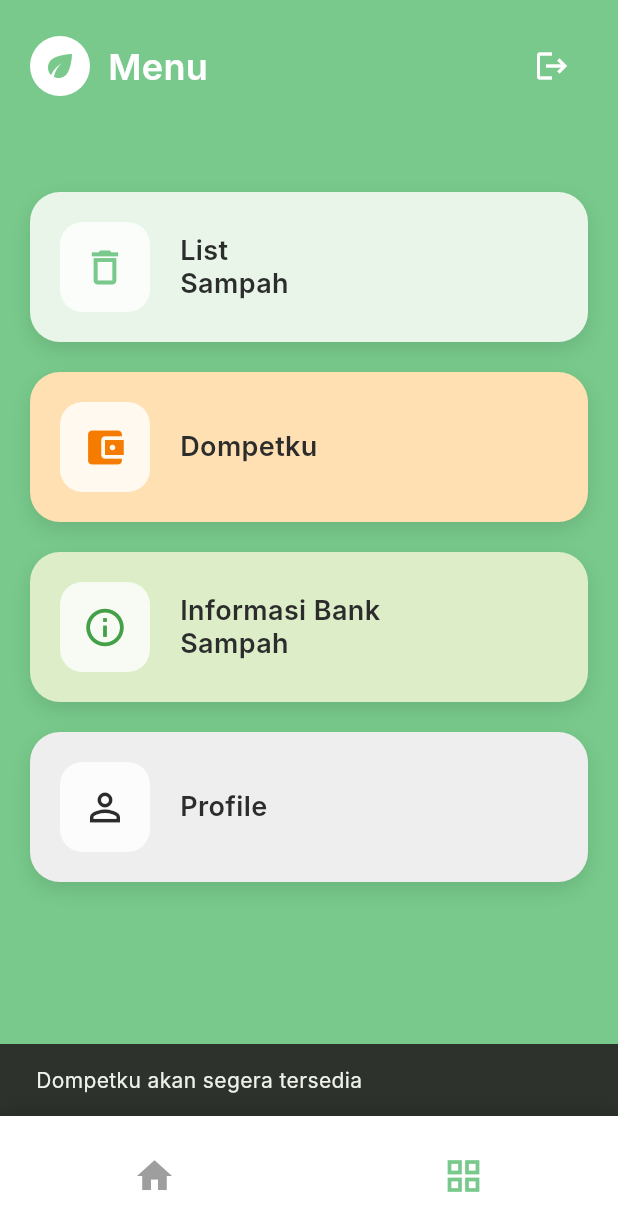
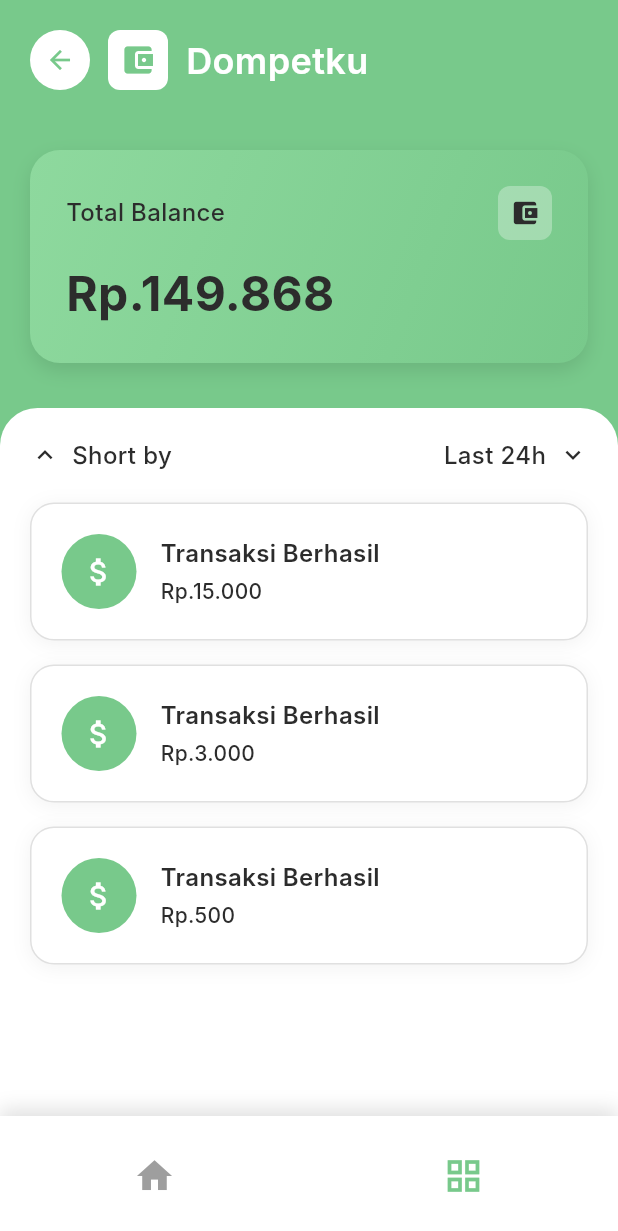
Before and after one commit to MiawMio/Gttrash, a Flutter app: the MenuScreen screen opened directly, after a tap on "Dompetku", on a phone screen of 412 x 824 dp. Shown: the top 1231 px of the screen. Run offline on Flutter 3.47's test engine with Material 3 defaults, Android fonts, the phone set to English and light mode, and no system bars; our stand-ins replace firebase_auth, firebase_core, google_sign_in; accounts and stored records are empty; Roboto replaces fonts that are missing (Inter).

Commit message:
Implement wallet screen with balance card and transaction list
Co-authored-by: darknesweblight <darknesweblight@gmail.com>

```diff
--- a/trash_app/lib/screens/menu_screen.dart
+++ b/trash_app/lib/screens/menu_screen.dart
@@ -5,6 +5,7 @@ import 'login_screen.dart';
 import 'profile_screen.dart';
 import 'bank_sampah_info_screen.dart';
 import 'waste_list_screen.dart';
+import 'wallet_screen.dart';
 
 class MenuScreen extends StatelessWidget {
   const MenuScreen({super.key});
@@ -113,8 +114,9 @@ class MenuScreen extends StatelessWidget {
                       backgroundColor: Colors.orange.shade100,
                       onTap: () {
                         // Navigate to wallet screen
-                        ScaffoldMessenger.of(context).showSnackBar(
-                          const SnackBar(content: Text('Dompetku akan segera tersedia')),
+                        Navigator.push(
+                          context,
+                          MaterialPageRoute(builder: (_) => const WalletScreen()),
                         );
                       },
                     ),
--- /dev/null
+++ b/trash_app/lib/screens/wallet_screen.dart
@@ -0,0 +1,339 @@
+import 'package:flutter/material.dart';
+import '../constants/app_colors.dart';
+
+class WalletScreen extends StatefulWidget {
+  const WalletScreen({super.key});
+
+  @override
+  State<WalletScreen> createState() => _WalletScreenState();
+}
+
+class _WalletScreenState extends State<WalletScreen> {
+  String sortBy = 'Short by';
+  String timeFilter = 'Last 24h';
+
+  // Sample transaction data
+  final List<Map<String, dynamic>> transactions = [
+    {
+      'title': 'Transaksi Berhasil',
+      'amount': 'Rp.15.000',
+      'type': 'income',
+    },
+    {
+      'title': 'Transaksi Berhasil',
+      'amount': 'Rp.3.000',
+      'type': 'income',
+    },
+    {
+      'title': 'Transaksi Berhasil',
+      'amount': 'Rp.500',
+      'type': 'income',
+    },
+  ];
+
+  @override
+  Widget build(BuildContext context) {
+    return Scaffold(
+      backgroundColor: AppColors.primaryGreen,
+      body: SafeArea(
+        child: Column(
+          children: [
+            // Header
+            Padding(
+              padding: const EdgeInsets.all(20),
+              child: Row(
+                children: [
+                  // Back button
+                  GestureDetector(
+                    onTap: () => Navigator.pop(context),
+                    child: Container(
+                      width: 40,
+                      height: 40,
+                      decoration: const BoxDecoration(
+                        color: AppColors.white,
+                        shape: BoxShape.circle,
+                      ),
+                      child: const Icon(
+                        Icons.arrow_back,
+                        color: AppColors.primaryGreen,
+                        size: 20,
+                      ),
+                    ),
+                  ),
+                  const SizedBox(width: 12),
+                  // Logo
+                  Container(
+                    width: 40,
+                    height: 40,
+                    decoration: BoxDecoration(
+                      color: AppColors.white,
+                      borderRadius: BorderRadius.circular(8),
+                    ),
+                    child: const Icon(
+                      Icons.account_balance_wallet,
+                      color: AppColors.primaryGreen,
+                      size: 24,
+                    ),
+                  ),
+                  const SizedBox(width: 12),
+                  // Title
+                  const Text(
+                    'Dompetku',
+                    style: TextStyle(
+                      color: AppColors.white,
+                      fontSize: 24,
+                      fontWeight: FontWeight.w600,
+                    ),
+                  ),
+                ],
+              ),
+            ),
+
+            const SizedBox(height: 20),
+
+            // Balance Card
+            Padding(
+              padding: const EdgeInsets.symmetric(horizontal: 20),
+              child: Container(
+                width: double.infinity,
+                padding: const EdgeInsets.all(24),
+                decoration: BoxDecoration(
+                  gradient: const LinearGradient(
+                    begin: Alignment.topLeft,
+                    end: Alignment.bottomRight,
+                    colors: [
+                      Color(0xFF8ED99E),
+                      Color(0xFF78C98B),
+                    ],
+                  ),
+                  borderRadius: BorderRadius.circular(20),
+                  boxShadow: [
+                    BoxShadow(
+                      color: Colors.black.withOpacity(0.1),
+                      blurRadius: 10,
+                      offset: const Offset(0, 5),
+                    ),
+                  ],
+                ),
+                child: Column(
+                  crossAxisAlignment: CrossAxisAlignment.start,
+                  children: [
+                    Row(
+                      mainAxisAlignment: MainAxisAlignment.spaceBetween,
+                      children: [
+                        const Text(
+                          'Total Balance',
+                          style: TextStyle(
+                            color: AppColors.black,
+                            fontSize: 16,
+                            fontWeight: FontWeight.w500,
+                          ),
+                        ),
+                        Container(
+                          padding: const EdgeInsets.all(8),
+                          decoration: BoxDecoration(
+                            color: Colors.white.withOpacity(0.3),
+                            borderRadius: BorderRadius.circular(8),
+                          ),
+                          child: const Icon(
+                            Icons.account_balance_wallet,
+                            color: AppColors.black,
+                            size: 20,
+                          ),
+                        ),
+                      ],
+                    ),
+                    const SizedBox(height: 12),
+                    const Text(
+                      'Rp.149.868',
+                      style: TextStyle(
+                        color: AppColors.black,
+                        fontSize: 32,
+                        fontWeight: FontWeight.bold,
+                      ),
+                    ),
+                  ],
+                ),
+              ),
+            ),
+
+            const SizedBox(height: 30),
+
+            // Transaction Section
+            Expanded(
+              child: Container(
+                decoration: const BoxDecoration(
+                  color: AppColors.white,
+                  borderRadius: BorderRadius.only(
+                    topLeft: Radius.circular(25),
+                    topRight: Radius.circular(25),
+                  ),
+                ),
+                child: Column(
+                  children: [
+                    // Filter Row
+                    Padding(
+                      padding: const EdgeInsets.all(20),
+                      child: Row(
+                        mainAxisAlignment: MainAxisAlignment.spaceBetween,
+                        children: [
+                          Row(
+                            children: [
+                              const Icon(
+                                Icons.keyboard_arrow_up,
+                                color: AppColors.black,
+                                size: 20,
+                              ),
+                              const SizedBox(width: 8),
+                              Text(
+                                sortBy,
+                                style: const TextStyle(
+                                  color: AppColors.black,
+                                  fontSize: 16,
+                                  fontWeight: FontWeight.w500,
+                                ),
+                              ),
+                            ],
+                          ),
+                          Row(
+                            children: [
+                              Text(
+                                timeFilter,
+                                style: const TextStyle(
+                                  color: AppColors.black,
+                                  fontSize: 16,
+                                  fontWeight: FontWeight.w500,
+                                ),
+                              ),
+                              const SizedBox(width: 8),
+                              const Icon(
+                                Icons.keyboard_arrow_down,
+                                color: AppColors.black,
+                                size: 20,
+                              ),
+                            ],
+                          ),
+                        ],
+                      ),
+                    ),
+
+                    // Transaction List
+                    Expanded(
+                      child: ListView.builder(
+                        padding: const EdgeInsets.symmetric(horizontal: 20),
+                        itemCount: transactions.length,
+                        itemBuilder: (context, index) {
+                          final transaction = transactions[index];
+                          return Container(
+                            margin: const EdgeInsets.only(bottom: 16),
+                            padding: const EdgeInsets.all(20),
+                            decoration: BoxDecoration(
+                              color: AppColors.white,
+                              borderRadius: BorderRadius.circular(16),
+                              boxShadow: [
+                                BoxShadow(
+                                  color: Colors.black.withOpacity(0.05),
+                                  blurRadius: 10,
+                                  offset: const Offset(0, 2),
+                                ),
+                              ],
+                              border: Border.all(
+                                color: AppColors.lightGrey,
+                                width: 1,
+                              ),
+                            ),
+                            child: Row(
+                              children: [
+                                Container(
+                                  width: 50,
+                                  height: 50,
+                                  decoration: const BoxDecoration(
+                                    color: AppColors.primaryGreen,
+                                    shape: BoxShape.circle,
+                                  ),
+                                  child: const Icon(
+                                    Icons.attach_money,
+                                    color: AppColors.white,
+                                    size: 24,
+                                  ),
+                                ),
+                                const SizedBox(width: 16),
+                                Expanded(
+                                  child: Column(
+                                    crossAxisAlignment: CrossAxisAlignment.start,
+                                    children: [
+                                      Text(
+                                        transaction['title'],
+                                        style: const TextStyle(
+                                          color: AppColors.black,
+                                          fontSize: 16,
+                                          fontWeight: FontWeight.w600,
+                                        ),
+                                      ),
+                                      const SizedBox(height: 4),
+                                      Text(
+                                        transaction['amount'],
+                                        style: const TextStyle(
+                                          color: AppColors.black,
+                                          fontSize: 14,
+                                          fontWeight: FontWeight.w500,
+                                        ),
+                                      ),
+                                    ],
+                                  ),
+                                ),
+                              ],
+                            ),
+                          );
+                        },
+                      ),
+                    ),
+                  ],
+                ),
+              ),
+            ),
+          ],
+        ),
+      ),
+      bottomNavigationBar: Container(
+        height: 80,
+        decoration: const BoxDecoration(
+          color: AppColors.white,
+          boxShadow: [
+            BoxShadow(
+              color: Colors.black12,
+              blurRadius: 10,
+              offset: Offset(0, -5),
+            ),
+          ],
+        ),
+        child: Row(
+          mainAxisAlignment: MainAxisAlignment.spaceAround,
+          children: [
+            GestureDetector(
+              onTap: () {
+                Navigator.pop(context);
+              },
+              child: Container(
+                padding: const EdgeInsets.all(16),
+                child: const Icon(
+                  Icons.home,
+                  color: AppColors.grey,
+                  size: 28,
+                ),
+              ),
+            ),
+            Container(
+              padding: const EdgeInsets.all(16),
+              child: const Icon(
+                Icons.grid_view,
+                color: AppColors.primaryGreen,
+                size: 28,
+              ),
+            ),
+          ],
+        ),
+      ),
+    );
+  }
+}
```
